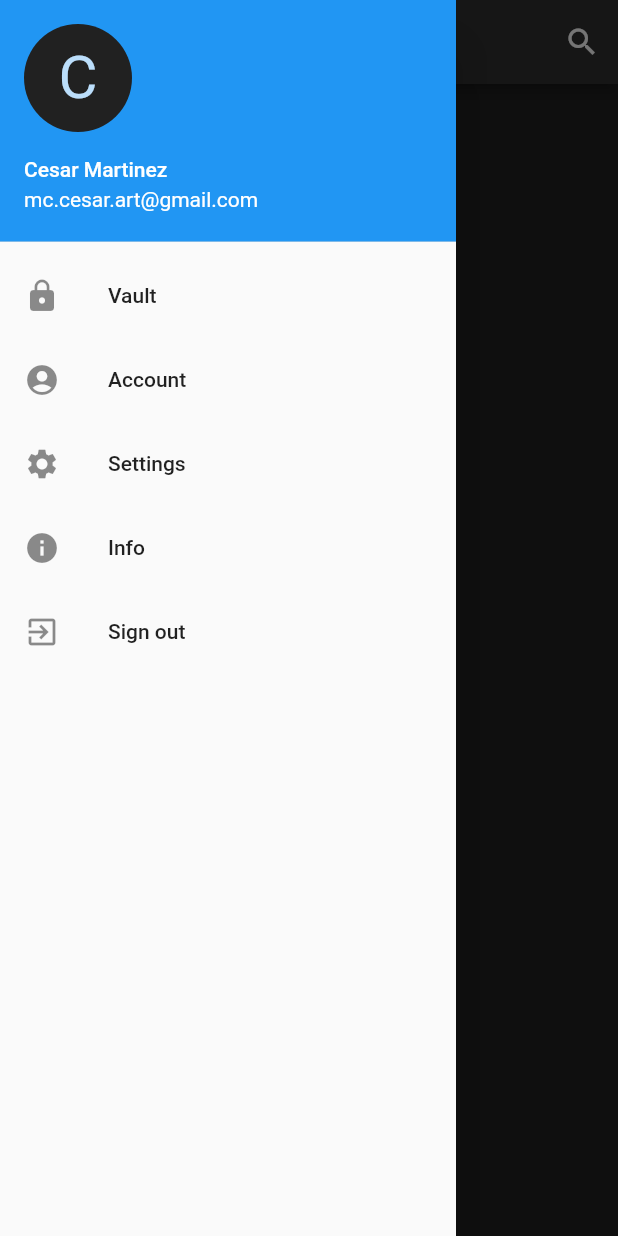
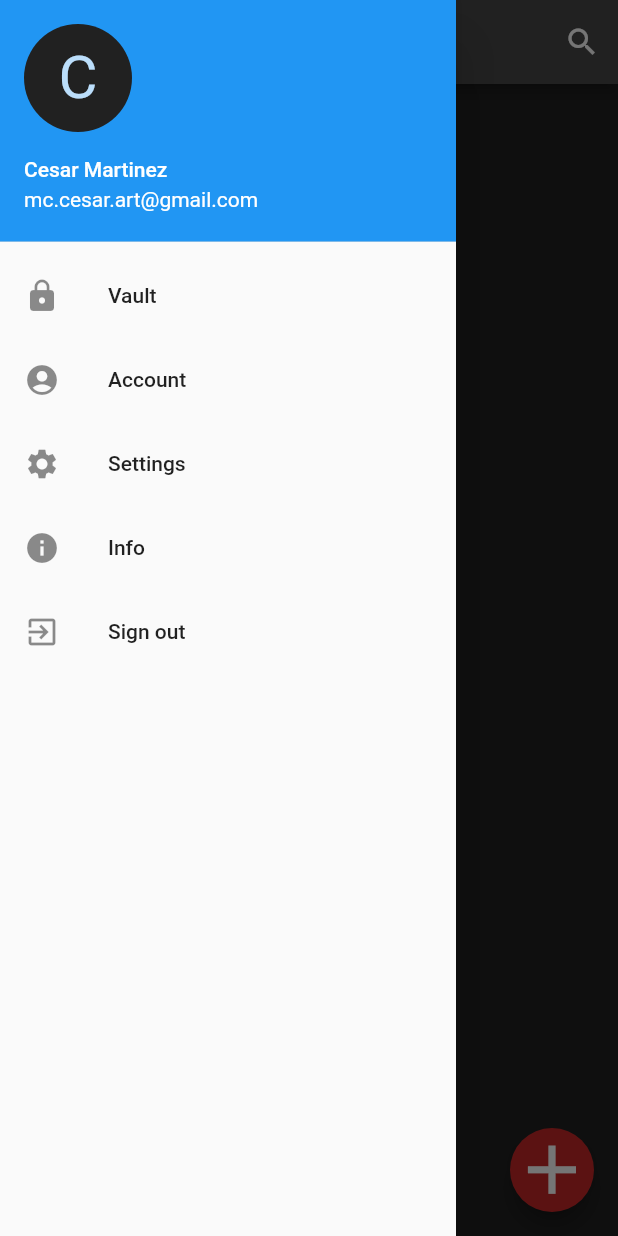
Before and after one commit to CesarMtzV/password-manager, a Flutter app: the screen it shows after launch, with the side drawer open, on a phone screen of 412 x 824 dp. Run offline on Flutter 3.47's test engine with Material 2 defaults, Android fonts, the phone set to English and light mode, and no system bars.

Commit message:
Styling and button for Vault view

```diff
--- a/lib/screens/vault.dart
+++ b/lib/screens/vault.dart
@@ -10,20 +10,26 @@ class Vault extends StatefulWidget {
 }
 
 class _VaultState extends State<Vault> {
-
   bool isSearching = false;
 
   @override
   Widget build(BuildContext context) {
-
     final _TabPages = <Widget>[
-      Center(child: Text("ALL"),),
-      Center(child: Text("FAVORITES"),),
+      Center(
+        child: Text("ALL"),
+      ),
+      Center(
+        child: Text("FAVORITES"),
+      ),
     ];
 
     final _Tabs = <Tab>[
-      Tab(text: "ALL",),
-      Tab(text: "FAVORITES",),
+      Tab(
+        text: "ALL",
+      ),
+      Tab(
+        text: "FAVORITES",
+      ),
     ];
 
     final _ListTiles = <Widget>[
@@ -34,9 +40,7 @@ class _VaultState extends State<Vault> {
           backgroundColor: Colors.grey[900],
           child: Text(
             'C',
-            style: TextStyle(
-              fontSize: 40.0
-            ),
+            style: TextStyle(fontSize: 40.0),
           ),
         ),
       ),
@@ -85,22 +89,21 @@ class _VaultState extends State<Vault> {
           print("Sing out selected");
         },
       ),
-
     ];
 
     return Scaffold(
-          backgroundColor: Colors.grey[900],
+      backgroundColor: Color(0xFF212121),
       appBar: AppBar(
         title: !isSearching
-            ? Text("Vault")
+            ? Text("RUNE")
             : TextField(
                 decoration: InputDecoration(
                   hintText: "Search here",
-                hintStyle: TextStyle(color: Colors.grey),
+                  hintStyle: TextStyle(color: Colors.white),
                   icon: Icon(Icons.search),
                 ),
               ),
-            backgroundColor: Colors.grey[850],
+        backgroundColor: Color(0xFF484848),
         actions: <Widget>[
           isSearching
               ? IconButton(
@@ -121,7 +124,16 @@ class _VaultState extends State<Vault> {
                 ),
         ],
       ),
-          body: Center(
+      floatingActionButton: FloatingActionButton(
+        onPressed: () {
+          print('add');
+        },
+        child: Icon(
+          Icons.add,
+          color: Colors.white,
+          size: 55,
+          ),
+        backgroundColor: Color(0xFFC62828),
       ),
       drawer: Drawer(
         child: ListView(
```
Lines whose indentation alone changed are shown as unchanged.
